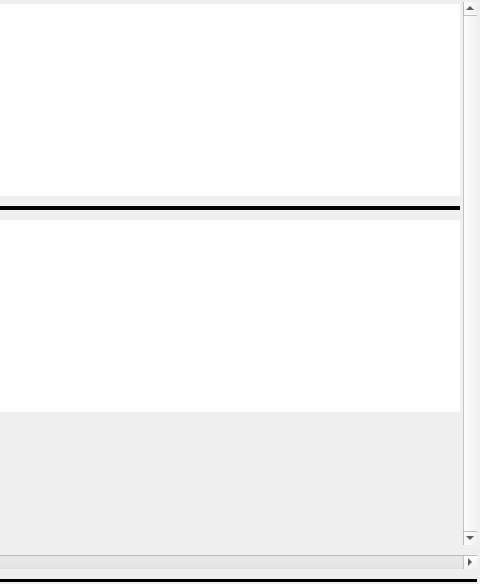
This is cardView/deckPlay.ui in Szybet/sanki as Qt 5 draws it before an edit; both pictures show x 238 to 718 and y 0 to 584 of the 718 by 584 pixel window. The edited form follows.
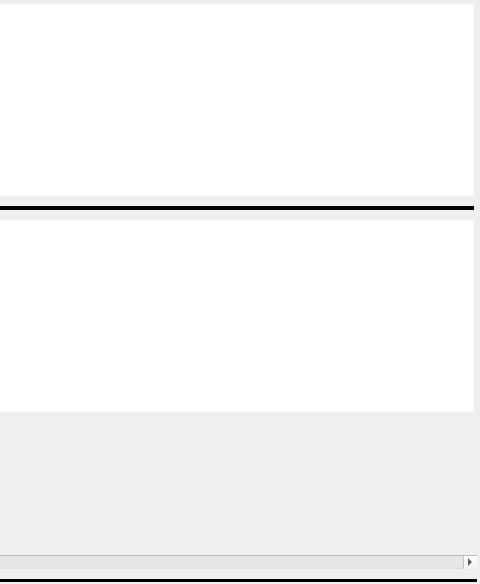
This is the edited form.

```diff
--- a/cardView/deckPlay.ui
+++ b/cardView/deckPlay.ui
@@ -47,7 +47,7 @@
          <number>0</number>
         </property>
         <property name="verticalScrollBarPolicy">
-         <enum>Qt::ScrollBarAlwaysOn</enum>
+         <enum>Qt::ScrollBarAsNeeded</enum>
         </property>
         <property name="horizontalScrollBarPolicy">
          <enum>Qt::ScrollBarAlwaysOff</enum>
@@ -63,7 +63,7 @@
           <rect>
            <x>0</x>
            <y>0</y>
-           <width>696</width>
+           <width>710</width>
            <height>529</height>
           </rect>
          </property>
```
